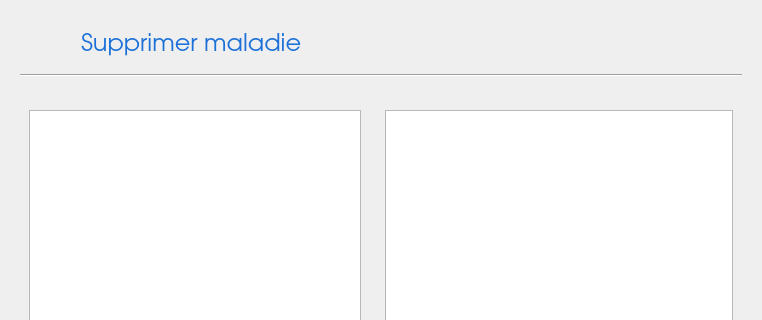
Old version of the form Maladie/Supprimer/supprimer.ui in the repository Mindblownserver/mini-project; both pictures show x 0 to 762 and y 0 to 320 of the 762 by 612 pixel window.
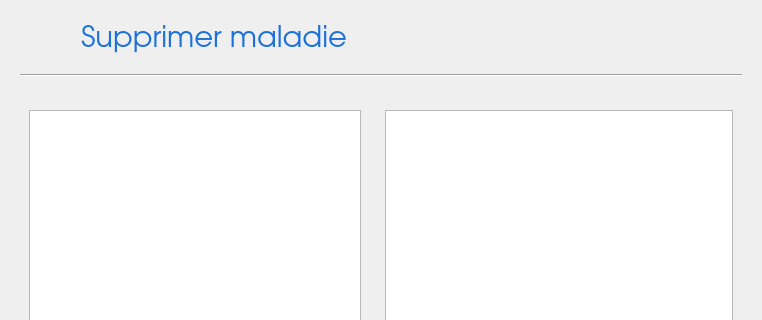
New version of the form. Icons and pictures are not drawn.

What changed in the file:
```diff
--- a/Maladie/Supprimer/supprimer.ui
+++ b/Maladie/Supprimer/supprimer.ui
@@ -13,6 +13,9 @@
   <property name="windowTitle">
    <string>Form</string>
   </property>
+  <property name="styleSheet">
+   <string notr="true">font: 14pt &quot;URW Gothic&quot;;</string>
+  </property>
   <layout class="QVBoxLayout" name="verticalLayout">
    <item>
     <widget class="QFrame" name="frame">
@@ -38,15 +41,15 @@
       <property name="geometry">
        <rect>
         <x>70</x>
-        <y>10</y>
-        <width>241</width>
+        <y>4</y>
+        <width>521</width>
         <height>41</height>
        </rect>
       </property>
       <property name="font">
        <font>
         <family>URW Gothic</family>
-        <pointsize>18</pointsize>
+        <pointsize>22</pointsize>
         <weight>8</weight>
         <italic>false</italic>
         <bold>false</bold>
@@ -64,7 +67,7 @@
       <property name="geometry">
        <rect>
         <x>10</x>
-        <y>6</y>
+        <y>0</y>
         <width>51</width>
         <height>41</height>
        </rect>
```
Left out of the diff: 2 changed lines with no effect on the pictures.
